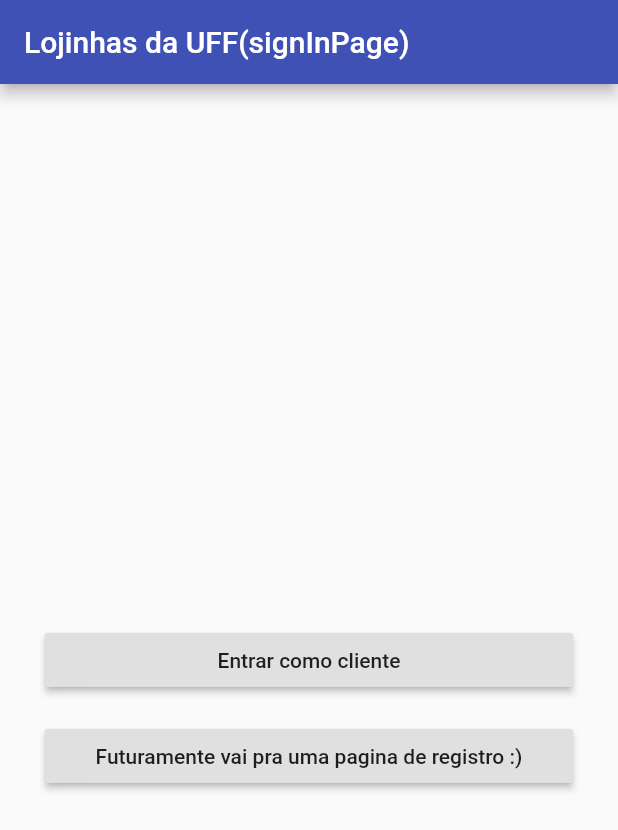
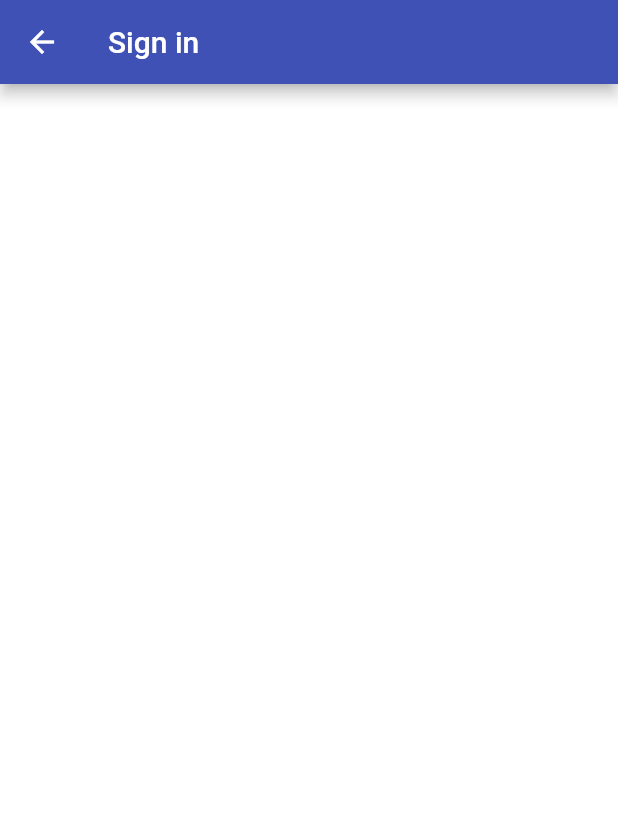
Before and after one commit to igorcruzf/uff_lojinhas, a Flutter app: the screen it shows after launch, after a tap on "Futuramente vai pra uma pagina de regist", on a phone screen of 412 x 824 dp. Shown: the top 830 px of the screen. Run offline on Flutter 3.47's test engine with Material 2 defaults, Android fonts, the phone set to English and light mode, and no system bars; our stand-ins replace firebase_auth; accounts and stored records are empty.

Commit message:
RF: email sign in (start)

```diff
--- /dev/null
+++ b/lib/app/sign_in_page/email_sign_in_page.dart
@@ -0,0 +1,22 @@
+import "package:flutter/material.dart";
+
+class EmailSignInPage extends StatelessWidget {
+  @override
+  Widget build(BuildContext context) {
+    return Scaffold(
+      appBar: AppBar(
+        title: Text("Sign in"),
+        //elevation: 10,
+      ),
+      body: SingleChildScrollView(
+        child: Padding(
+          padding: EdgeInsets.all(32),
+          child: Card(
+            color: Colors.grey[200]
+          ),
+        ),
+      ),
+      backgroundColor: Colors.white,
+    );
+  }
+}
--- a/lib/app/sign_in_page/sign_in_page.dart
+++ b/lib/app/sign_in_page/sign_in_page.dart
@@ -2,6 +2,8 @@ import 'package:flutter/material.dart';
 import 'package:flutter/services.dart';
 import 'package:provider/provider.dart';
 import 'package:uff_lojinhas/services/auth.dart';
+
+import 'email_sign_in_page.dart';
 
 class SignInPage extends StatefulWidget {
   @override
@@ -31,6 +33,16 @@ class _SignInPageState extends State<SignInPage> {
     }
   }
 
+  void _signInWithEmail(BuildContext context) {
+    Navigator.of(context).push(
+      MaterialPageRoute<void>(
+        fullscreenDialog: false,
+        builder: (context) => EmailSignInPage(),
+      ),
+    );
+  }
+
+
   @override
   Widget build(BuildContext context) {
     return Scaffold(
@@ -50,7 +62,7 @@ class _SignInPageState extends State<SignInPage> {
               ),
               SizedBox(height: 16),
               RaisedButton(
-                onPressed: () {},
+                onPressed: _isLoading ? null : () => _signInWithEmail(context),
                 child: Text("Futuramente vai pra uma pagina de registro :)"),
               )
             ]
```
